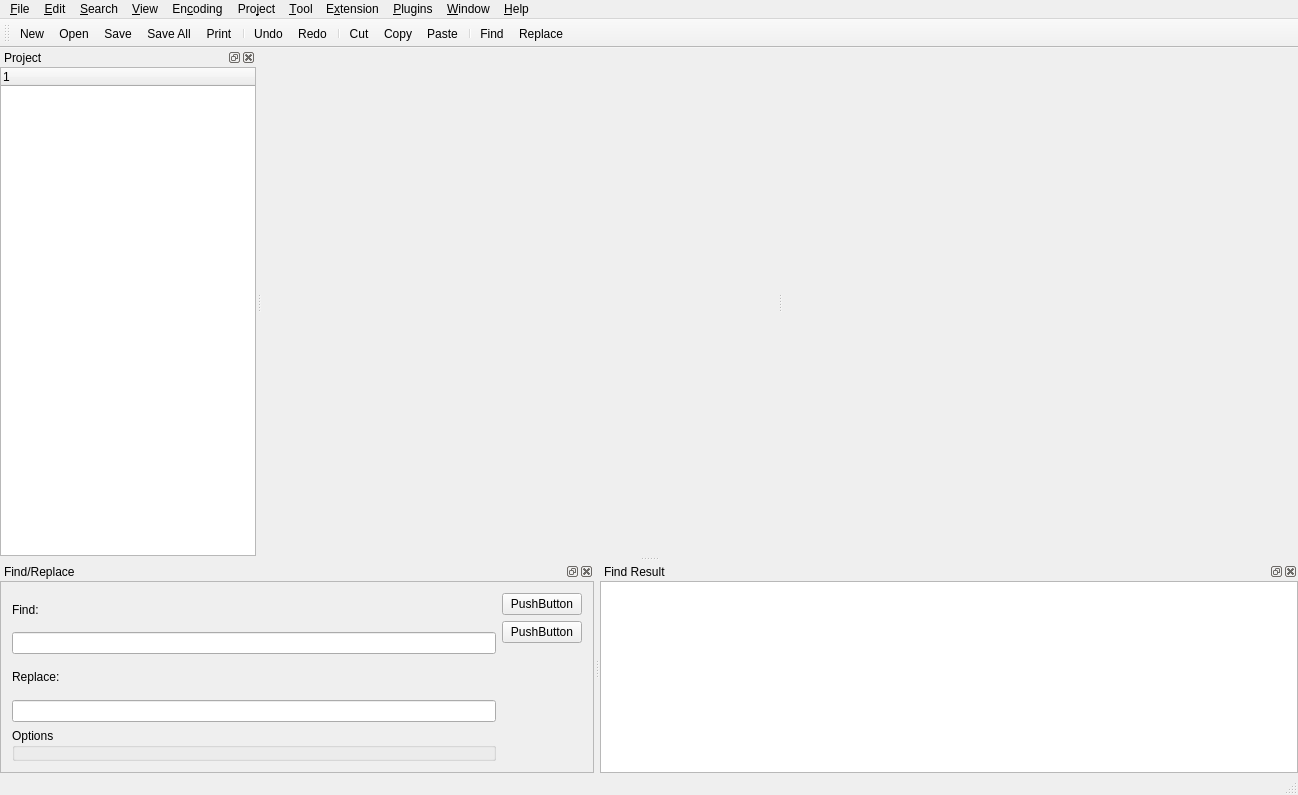
Qt form src/ainesmile/mainwindow.ui (missdeer/ainesmile) before a commit.
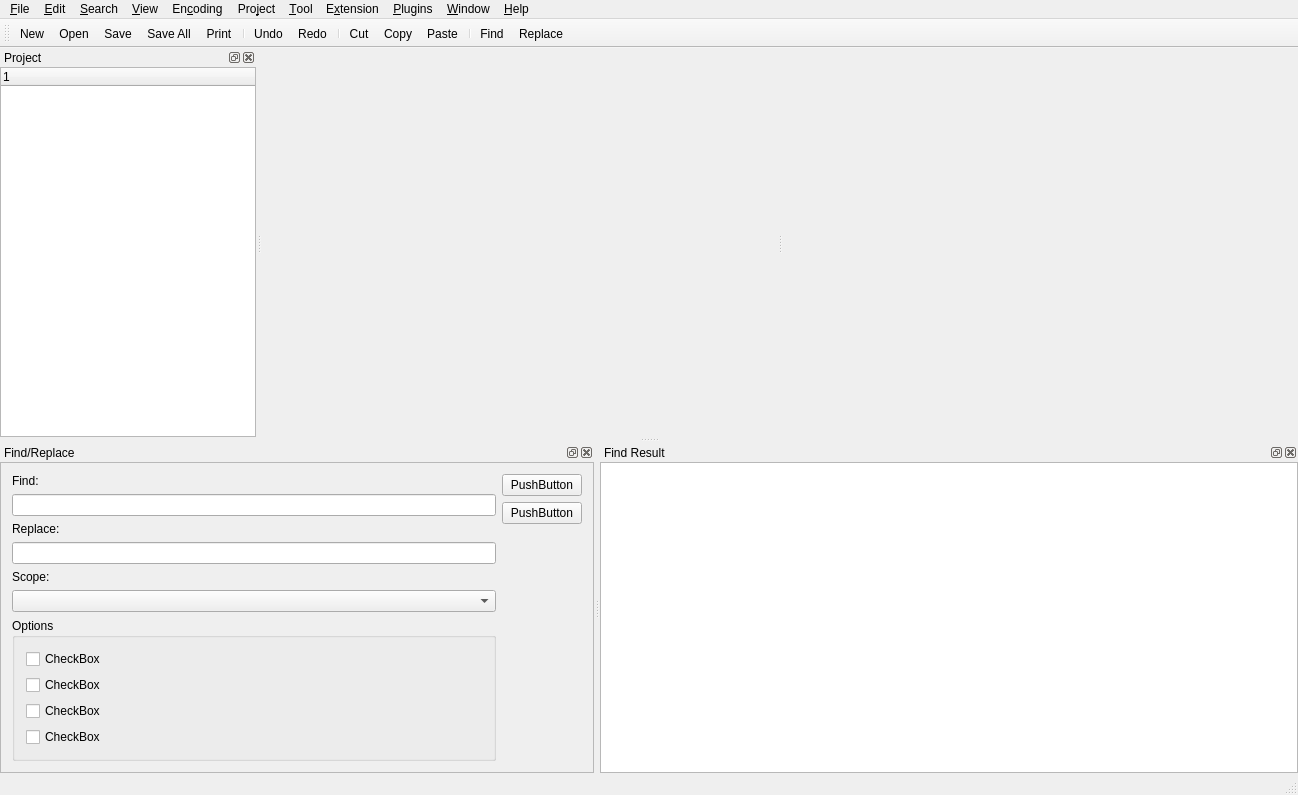
The same form after that commit. Icons and pictures are not drawn. Custom widgets are drawn as their Qt base class.

Commit message: (*)find/replace dock window WIP

What changed in the file:
```diff
--- a/src/ainesmile/mainwindow.ui
+++ b/src/ainesmile/mainwindow.ui
@@ -599,8 +599,8 @@
          <rect>
           <x>0</x>
           <y>0</y>
-          <width>893</width>
-          <height>135</height>
+          <width>876</width>
+          <height>274</height>
          </rect>
         </property>
         <layout class="QHBoxLayout" name="horizontalLayout_3">
@@ -626,11 +626,51 @@
            <item>
             <widget class="QLineEdit" name="lineEdit_2"/>
            </item>
+           <item>
+            <widget class="QLabel" name="label_3">
+             <property name="text">
+              <string>Scope:</string>
+             </property>
+            </widget>
+           </item>
+           <item>
+            <widget class="QComboBox" name="comboBox"/>
+           </item>
            <item>
             <widget class="QGroupBox" name="groupBox">
              <property name="title">
               <string>Options</string>
              </property>
+             <layout class="QVBoxLayout" name="verticalLayout_7">
+              <item>
+               <widget class="QCheckBox" name="checkBox_4">
+                <property name="text">
+                 <string>CheckBox</string>
+                </property>
+               </widget>
+              </item>
+              <item>
+               <widget class="QCheckBox" name="checkBox_3">
+                <property name="text">
+                 <string>CheckBox</string>
+                </property>
+               </widget>
+              </item>
+              <item>
+               <widget class="QCheckBox" name="checkBox_2">
+                <property name="text">
+                 <string>CheckBox</string>
+                </property>
+               </widget>
+              </item>
+              <item>
+               <widget class="QCheckBox" name="checkBox">
+                <property name="text">
+                 <string>CheckBox</string>
+                </property>
+               </widget>
+              </item>
+             </layout>
             </widget>
            </item>
           </layout>
```
